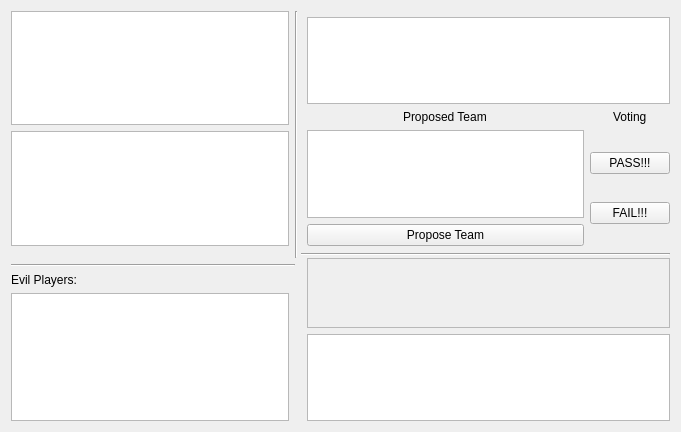
JRandomHacker/CS429-Avalon, file src/gui/gamewindow.ui: the form before one commit.
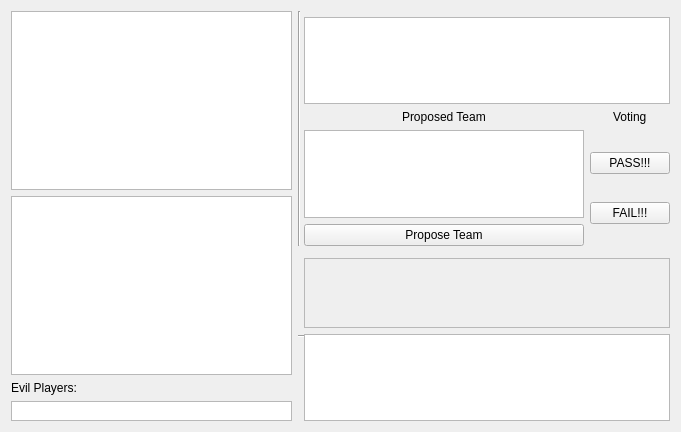
The form after the commit.

Commit message: Known player's roles and alignments are now displayed.  The propose-team button now sends an action. The GUI should change depending on whether you are the leader, and it *should* be able to display questing team and roles in game, but that is untested because that data is not yet in the model.

```diff
--- a/src/gui/gamewindow.ui
+++ b/src/gui/gamewindow.ui
@@ -14,27 +14,63 @@
    <string>Avalon Online</string>
   </property>
   <layout class="QGridLayout" name="gridLayout">
-   <item row="0" column="0" rowspan="4">
-    <layout class="QVBoxLayout" name="verticalLayout_2">
+   <item row="0" column="0" rowspan="6">
+    <layout class="QVBoxLayout" name="verticalLayout_5" stretch="0,0,0,0">
      <item>
       <widget class="QGraphicsView" name="playerAvatar"/>
      </item>
      <item>
-      <widget class="QListView" name="playerList"/>
+      <widget class="QTableView" name="playerList">
+       <property name="showGrid">
+        <bool>true</bool>
+       </property>
+       <attribute name="horizontalHeaderStretchLastSection">
+        <bool>false</bool>
+       </attribute>
+       <attribute name="verticalHeaderVisible">
+        <bool>false</bool>
+       </attribute>
+      </widget>
+     </item>
+     <item>
+      <widget class="QLabel" name="numOfEvilPlayers">
+       <property name="text">
+        <string>Evil Players:</string>
+       </property>
+      </widget>
+     </item>
+     <item>
+      <widget class="QListView" name="currRolesList">
+       <property name="enabled">
+        <bool>true</bool>
+       </property>
+       <property name="sizePolicy">
+        <sizepolicy hsizetype="Expanding" vsizetype="Maximum">
+         <horstretch>0</horstretch>
+         <verstretch>0</verstretch>
+        </sizepolicy>
+       </property>
+       <property name="maximumSize">
+        <size>
+         <width>16777215</width>
+         <height>20</height>
+        </size>
+       </property>
+      </widget>
      </item>
     </layout>
    </item>
-   <item row="0" column="1" rowspan="6" colspan="3">
+   <item row="0" column="1" rowspan="4" colspan="2">
     <widget class="Line" name="line">
      <property name="orientation">
       <enum>Qt::Vertical</enum>
      </property>
     </widget>
    </item>
-   <item row="1" column="3" colspan="2">
+   <item row="1" column="2" colspan="2">
     <widget class="QListView" name="voteTrackList"/>
    </item>
-   <item row="2" column="3">
+   <item row="2" column="2">
     <layout class="QHBoxLayout" name="horizontalLayout_2">
      <item alignment="Qt::AlignHCenter">
       <widget class="QLabel" name="proposeTeamLabel">
@@ -45,7 +81,7 @@
      </item>
     </layout>
    </item>
-   <item row="2" column="4">
+   <item row="2" column="3">
     <layout class="QHBoxLayout" name="horizontalLayout_3">
      <item alignment="Qt::AlignHCenter">
       <widget class="QLabel" name="votingLabel">
@@ -56,7 +92,7 @@
      </item>
     </layout>
    </item>
-   <item row="3" column="3">
+   <item row="3" column="2">
     <layout class="QVBoxLayout" name="verticalLayout_4">
      <item>
       <widget class="QListView" name="proposeTeamList"/>
@@ -70,7 +106,7 @@
      </item>
     </layout>
    </item>
-   <item row="3" column="4">
+   <item row="3" column="3">
     <layout class="QVBoxLayout" name="verticalLayout_3">
      <item>
       <widget class="QPushButton" name="buttonVotePass">
@@ -88,14 +124,14 @@
      </item>
     </layout>
    </item>
-   <item row="4" column="2" rowspan="2" colspan="3">
+   <item row="4" column="1" rowspan="2" colspan="3">
     <widget class="Line" name="line_2">
      <property name="orientation">
       <enum>Qt::Horizontal</enum>
      </property>
     </widget>
    </item>
-   <item row="5" column="3" rowspan="3" colspan="2">
+   <item row="5" column="2" colspan="2">
     <layout class="QVBoxLayout" name="verticalLayout">
      <item>
       <widget class="QScrollArea" name="scrollArea">
@@ -107,8 +143,8 @@
          <rect>
           <x>0</x>
           <y>0</y>
-          <width>320</width>
-          <height>201</height>
+          <width>363</width>
+          <height>69</height>
          </rect>
         </property>
        </widget>
@@ -119,27 +155,6 @@
      </item>
     </layout>
    </item>
-   <item row="6" column="0" colspan="2">
-    <widget class="Line" name="line_3">
-     <property name="orientation">
-      <enum>Qt::Horizontal</enum>
-     </property>
-    </widget>
-   </item>
-   <item row="7" column="0">
-    <layout class="QVBoxLayout" name="verticalLayout_5">
-     <item>
-      <widget class="QLabel" name="numOfEvilPlayers">
-       <property name="text">
-        <string>Evil Players:</string>
-       </property>
-      </widget>
-     </item>
-     <item>
-      <widget class="QListView" name="currRolesList"/>
-     </item>
-    </layout>
-   </item>
   </layout>
  </widget>
  <resources/>
```
The commit also changes 5 other files.
